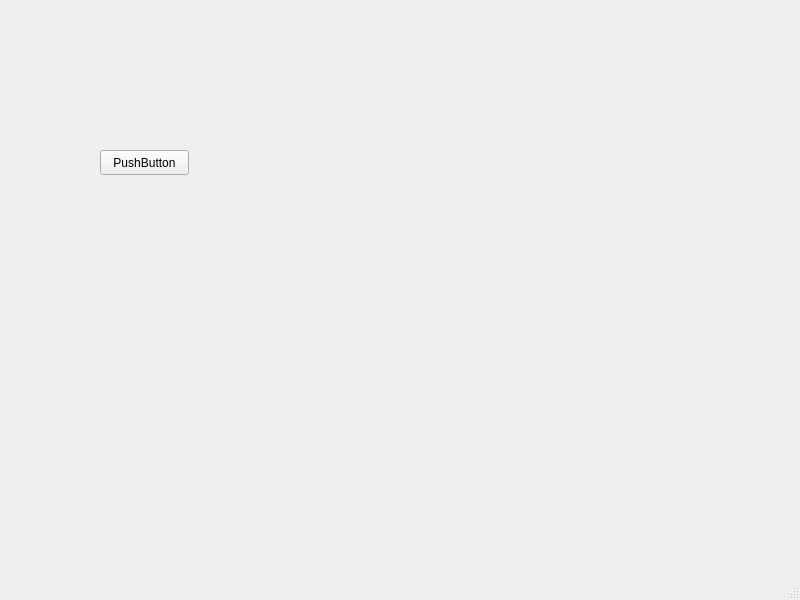
EduardAleksandrov/bmstu-4sem-model-lab3, file mainwindow.ui: the form before one commit.
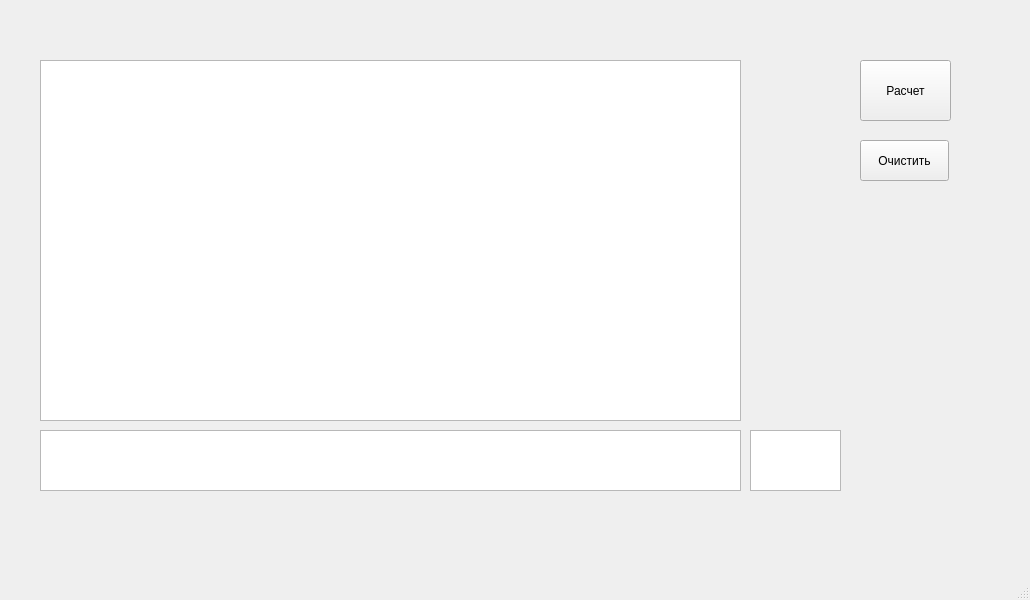
The form after the commit.

```diff
--- a/mainwindow.ui
+++ b/mainwindow.ui
@@ -6,7 +6,7 @@
    <rect>
     <x>0</x>
     <y>0</y>
-    <width>800</width>
+    <width>1030</width>
     <height>600</height>
    </rect>
   </property>
@@ -17,14 +17,68 @@
    <widget class="QPushButton" name="pushButton">
     <property name="geometry">
      <rect>
-      <x>100</x>
-      <y>150</y>
+      <x>860</x>
+      <y>60</y>
+      <width>91</width>
+      <height>61</height>
+     </rect>
+    </property>
+    <property name="text">
+     <string>Расчет</string>
+    </property>
+   </widget>
+   <widget class="QTableView" name="tableView">
+    <property name="geometry">
+     <rect>
+      <x>40</x>
+      <y>60</y>
+      <width>701</width>
+      <height>361</height>
+     </rect>
+    </property>
+   </widget>
+   <widget class="QTableView" name="tableView_2">
+    <property name="geometry">
+     <rect>
+      <x>40</x>
+      <y>430</y>
+      <width>701</width>
+      <height>61</height>
+     </rect>
+    </property>
+   </widget>
+   <widget class="QWidget" name="verticalLayoutWidget">
+    <property name="geometry">
+     <rect>
+      <x>750</x>
+      <y>60</y>
+      <width>91</width>
+      <height>341</height>
+     </rect>
+    </property>
+    <layout class="QVBoxLayout" name="verticalLayout"/>
+   </widget>
+   <widget class="QTableView" name="tableView_3">
+    <property name="geometry">
+     <rect>
+      <x>750</x>
+      <y>430</y>
+      <width>91</width>
+      <height>61</height>
+     </rect>
+    </property>
+   </widget>
+   <widget class="QPushButton" name="pushButton_2">
+    <property name="geometry">
+     <rect>
+      <x>860</x>
+      <y>140</y>
       <width>89</width>
-      <height>25</height>
+      <height>41</height>
      </rect>
     </property>
     <property name="text">
-     <string>PushButton</string>
+     <string>Очистить</string>
     </property>
    </widget>
   </widget>
```
Left out of the diff: 2 changed lines with no effect on the pictures.
